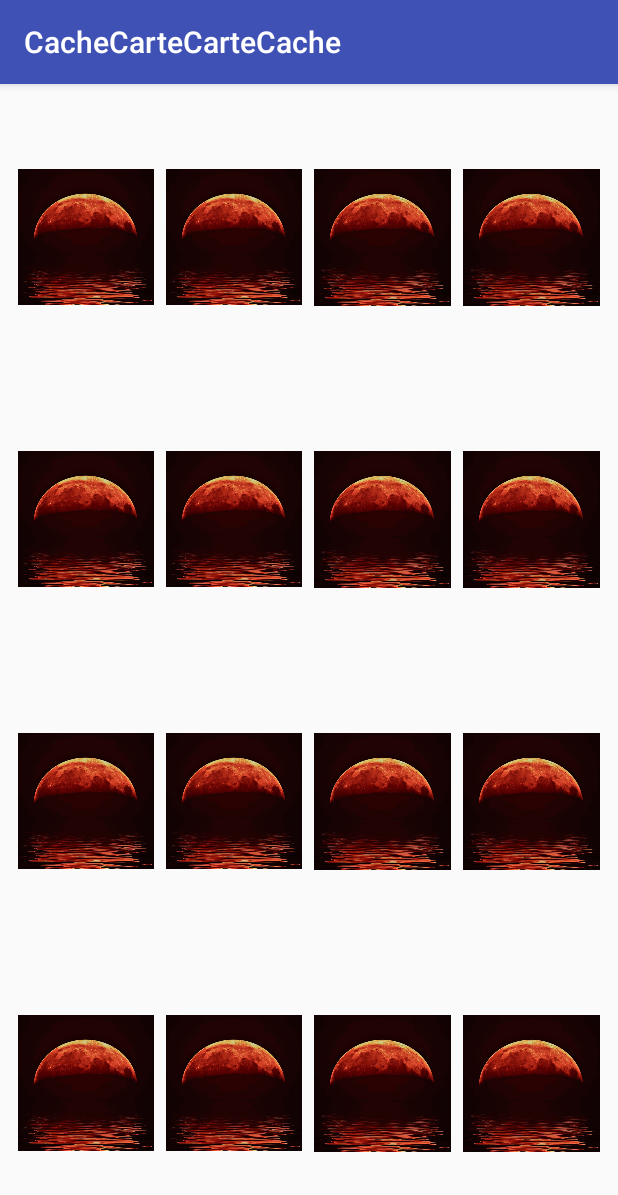
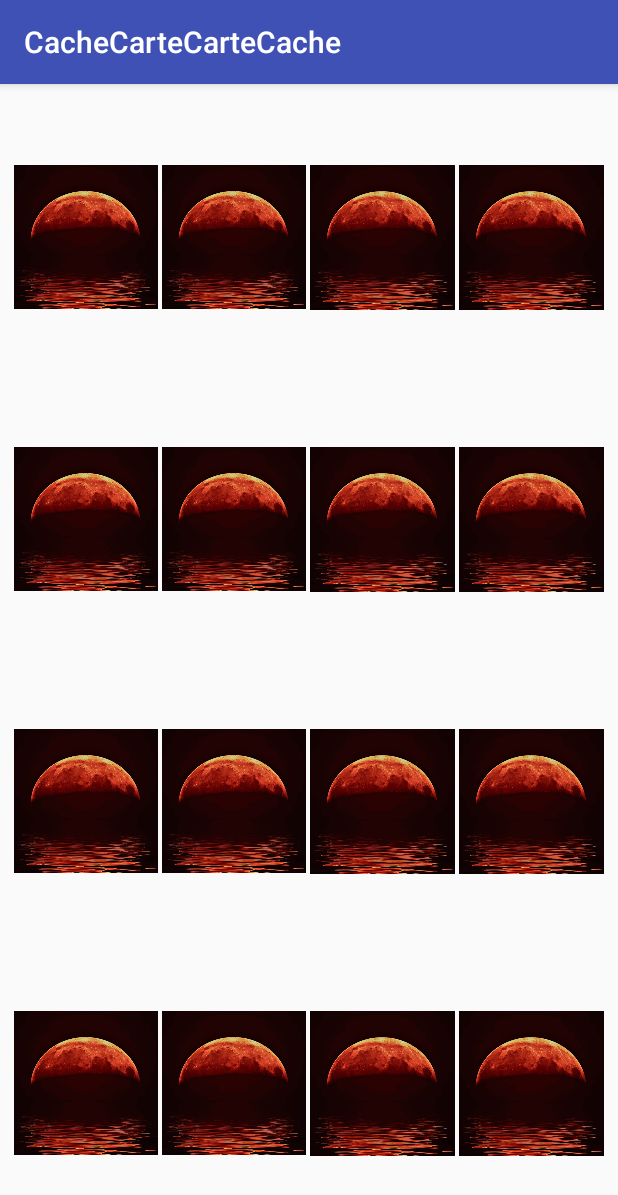
Before and after one commit to ThimbleDice/ProjetAndroid, an Android app: the GameActivity screen opened directly, with no data from a screen before it, on a phone screen of 412 x 824 dp. Shown: the top 1195 px of the screen. Run offline under Robolectric (Android 15) with nearby library versions, the phone set to English and light mode, and no system bars.

Commit message:
Minor cards size changes

```diff
--- a/app/src/main/res/layout/activity_game.xml
+++ b/app/src/main/res/layout/activity_game.xml
@@ -57,11 +57,10 @@
                             android:id="@+id/image_card0"
                             android:layout_width="0dp"
                             android:layout_height="0dp"
-                            android:layout_marginLeft="4dp"
-                            android:layout_marginRight="4dp"
+                            android:layout_margin="1dp"
                             android:scaleType="centerInside"
                             app:layout_constraintBottom_toBottomOf="parent"
-                            app:layout_constraintDimensionRatio="H,1:1"
+                            app:layout_constraintDimensionRatio="1:1"
                             app:layout_constraintLeft_toLeftOf="parent"
                             app:layout_constraintRight_toRightOf="parent"
                             app:layout_constraintTop_toTopOf="parent" />
@@ -84,11 +83,10 @@
                             android:id="@+id/image_card1"
                             android:layout_width="0dp"
                             android:layout_height="0dp"
-                            android:layout_marginLeft="4dp"
-                            android:layout_marginRight="4dp"
+                            android:layout_margin="1dp"
                             android:scaleType="centerInside"
                             app:layout_constraintBottom_toBottomOf="parent"
-                            app:layout_constraintDimensionRatio="H,1:1"
+                            app:layout_constraintDimensionRatio="1:1"
                             app:layout_constraintLeft_toLeftOf="parent"
                             app:layout_constraintRight_toRightOf="parent"
                             app:layout_constraintTop_toTopOf="parent" />
@@ -111,11 +109,10 @@
                             android:id="@+id/image_card2"
                             android:layout_width="0dp"
                             android:layout_height="0dp"
-                            android:layout_marginLeft="4dp"
-                            android:layout_marginRight="4dp"
+                            android:layout_margin="1dp"
                             android:scaleType="centerInside"
                             app:layout_constraintBottom_toBottomOf="parent"
-                            app:layout_constraintDimensionRatio="H,1:1"
+                            app:layout_constraintDimensionRatio="1:1"
                             app:layout_constraintLeft_toLeftOf="parent"
                             app:layout_constraintRight_toRightOf="parent"
                             app:layout_constraintTop_toTopOf="parent" />
@@ -138,11 +135,10 @@
                             android:id="@+id/image_card3"
                             android:layout_width="0dp"
                             android:layout_height="0dp"
-                            android:layout_marginLeft="4dp"
-                            android:layout_marginRight="4dp"
+                            android:layout_margin="1dp"
                             android:scaleType="centerInside"
                             app:layout_constraintBottom_toBottomOf="parent"
-                            app:layout_constraintDimensionRatio="H,1:1"
+                            app:layout_constraintDimensionRatio="1:1"
                             app:layout_constraintLeft_toLeftOf="parent"
                             app:layout_constraintRight_toRightOf="parent"
                             app:layout_constraintTop_toTopOf="parent" />
@@ -180,11 +176,10 @@
                             android:id="@+id/image_card4"
                             android:layout_width="0dp"
                             android:layout_height="0dp"
-                            android:layout_marginLeft="4dp"
-                            android:layout_marginRight="4dp"
+                            android:layout_margin="1dp"
                             android:scaleType="centerInside"
                             app:layout_constraintBottom_toBottomOf="parent"
-                            app:layout_constraintDimensionRatio="H,1:1"
+                            app:layout_constraintDimensionRatio="1:1"
                             app:layout_constraintLeft_toLeftOf="parent"
                             app:layout_constraintRight_toRightOf="parent"
                             app:layout_constraintTop_toTopOf="parent" />
@@ -207,11 +202,10 @@
                             android:id="@+id/image_card5"
                             android:layout_width="0dp"
                             android:layout_height="0dp"
-                            android:layout_marginLeft="4dp"
-                            android:layout_marginRight="4dp"
+                            android:layout_margin="1dp"
                             android:scaleType="centerInside"
                             app:layout_constraintBottom_toBottomOf="parent"
-                            app:layout_constraintDimensionRatio="H,1:1"
+                            app:layout_constraintDimensionRatio="1:1"
                             app:layout_constraintLeft_toLeftOf="parent"
                             app:layout_constraintRight_toRightOf="parent"
                             app:layout_constraintTop_toTopOf="parent" />
@@ -234,11 +228,10 @@
                             android:id="@+id/image_card6"
                             android:layout_width="0dp"
                             android:layout_height="0dp"
-                            android:layout_marginLeft="4dp"
-                            android:layout_marginRight="4dp"
+                            android:layout_margin="1dp"
                             android:scaleType="centerInside"
                             app:layout_constraintBottom_toBottomOf="parent"
-                            app:layout_constraintDimensionRatio="H,1:1"
+                            app:layout_constraintDimensionRatio="1:1"
                             app:layout_constraintLeft_toLeftOf="parent"
                             app:layout_constraintRight_toRightOf="parent"
                             app:layout_constraintTop_toTopOf="parent" />
@@ -261,11 +254,10 @@
                             android:id="@+id/image_card7"
                             android:layout_width="0dp"
                             android:layout_height="0dp"
-                            android:layout_marginLeft="4dp"
-                            android:layout_marginRight="4dp"
+                            android:layout_margin="1dp"
                             android:scaleType="centerInside"
                             app:layout_constraintBottom_toBottomOf="parent"
-                            app:layout_constraintDimensionRatio="H,1:1"
+                            app:layout_constraintDimensionRatio="1:1"
                             app:layout_constraintLeft_toLeftOf="parent"
                             app:layout_constraintRight_toRightOf="parent"
                             app:layout_constraintTop_toTopOf="parent" />
@@ -303,11 +295,10 @@
                             android:id="@+id/image_card8"
                             android:layout_width="0dp"
                             android:layout_height="0dp"
-                            android:layout_marginLeft="4dp"
-                            android:layout_marginRight="4dp"
+                            android:layout_margin="1dp"
                             android:scaleType="centerInside"
                             app:layout_constraintBottom_toBottomOf="parent"
-                            app:layout_constraintDimensionRatio="H,1:1"
+                            app:layout_constraintDimensionRatio="1:1"
                             app:layout_constraintLeft_toLeftOf="parent"
                             app:layout_constraintRight_toRightOf="parent"
                             app:layout_constraintTop_toTopOf="parent" />
@@ -330,11 +321,10 @@
                             android:id="@+id/image_card9"
                             android:layout_width="0dp"
                             android:layout_height="0dp"
-                            android:layout_marginLeft="4dp"
-                            android:layout_marginRight="4dp"
+                            android:layout_margin="1dp"
                             android:scaleType="centerInside"
                             app:layout_constraintBottom_toBottomOf="parent"
-                            app:layout_constraintDimensionRatio="H,1:1"
+                            app:layout_constraintDimensionRatio="1:1"
                             app:layout_constraintLeft_toLeftOf="parent"
                             app:layout_constraintRight_toRightOf="parent"
                             app:layout_constraintTop_toTopOf="parent" />
@@ -357,11 +347,10 @@
                             android:id="@+id/image_card10"
                             android:layout_width="0dp"
                             android:layout_height="0dp"
-                            android:layout_marginLeft="4dp"
-                            android:layout_marginRight="4dp"
+                            android:layout_margin="1dp"
                             android:scaleType="centerInside"
                             app:layout_constraintBottom_toBottomOf="parent"
-                            app:layout_constraintDimensionRatio="H,1:1"
+                            app:layout_constraintDimensionRatio="1:1"
                             app:layout_constraintLeft_toLeftOf="parent"
                             app:layout_constraintRight_toRightOf="parent"
                             app:layout_constraintTop_toTopOf="parent" />
@@ -384,11 +373,10 @@
                             android:id="@+id/image_card11"
                             android:layout_width="0dp"
                             android:layout_height="0dp"
-                            android:layout_marginLeft="4dp"
-                            android:layout_marginRight="4dp"
+                            android:layout_margin="1dp"
                             android:scaleType="centerInside"
                             app:layout_constraintBottom_toBottomOf="parent"
-                            app:layout_constraintDimensionRatio="H,1:1"
+                            app:layout_constraintDimensionRatio="1:1"
                             app:layout_constraintLeft_toLeftOf="parent"
                             app:layout_constraintRight_toRightOf="parent"
                             app:layout_constraintTop_toTopOf="parent" />
@@ -426,11 +414,10 @@
                             android:id="@+id/image_card12"
                             android:layout_width="0dp"
                             android:layout_height="0dp"
-                            android:layout_marginLeft="4dp"
-                            android:layout_marginRight="4dp"
+                            android:layout_margin="1dp"
                             android:scaleType="centerInside"
                             app:layout_constraintBottom_toBottomOf="parent"
-                            app:layout_constraintDimensionRatio="H,1:1"
+                            app:layout_constraintDimensionRatio="1:1"
                             app:layout_constraintLeft_toLeftOf="parent"
                             app:layout_constraintRight_toRightOf="parent"
                             app:layout_constraintTop_toTopOf="parent" />
@@ -453,11 +440,10 @@
                             android:id="@+id/image_card13"
                             android:layout_width="0dp"
                             android:layout_height="0dp"
-                            android:layout_marginLeft="4dp"
-                            android:layout_marginRight="4dp"
+                            android:layout_margin="1dp"
                             android:scaleType="centerInside"
                             app:layout_constraintBottom_toBottomOf="parent"
-                            app:layout_constraintDimensionRatio="H,1:1"
+                            app:layout_constraintDimensionRatio="1:1"
                             app:layout_constraintLeft_toLeftOf="parent"
                             app:layout_constraintRight_toRightOf="parent"
                             app:layout_constraintTop_toTopOf="parent" />
@@ -480,11 +466,10 @@
                             android:id="@+id/image_card14"
                             android:layout_width="0dp"
                             android:layout_height="0dp"
-                            android:layout_marginLeft="4dp"
-                            android:layout_marginRight="4dp"
+                            android:layout_margin="1dp"
                             android:scaleType="centerInside"
                             app:layout_constraintBottom_toBottomOf="parent"
-                            app:layout_constraintDimensionRatio="H,1:1"
+                            app:layout_constraintDimensionRatio="1:1"
                             app:layout_constraintLeft_toLeftOf="parent"
                             app:layout_constraintRight_toRightOf="parent"
                             app:layout_constraintTop_toTopOf="parent" />
@@ -507,11 +492,10 @@
                             android:id="@+id/image_card15"
                             android:layout_width="0dp"
                             android:layout_height="0dp"
-                            android:layout_marginLeft="4dp"
-                            android:layout_marginRight="4dp"
+                            android:layout_margin="1dp"
                             android:scaleType="centerInside"
                             app:layout_constraintBottom_toBottomOf="parent"
-                            app:layout_constraintDimensionRatio="H,1:1"
+                            app:layout_constraintDimensionRatio="1:1"
                             app:layout_constraintLeft_toLeftOf="parent"
                             app:layout_constraintRight_toRightOf="parent"
                             app:layout_constraintTop_toTopOf="parent" />
```
